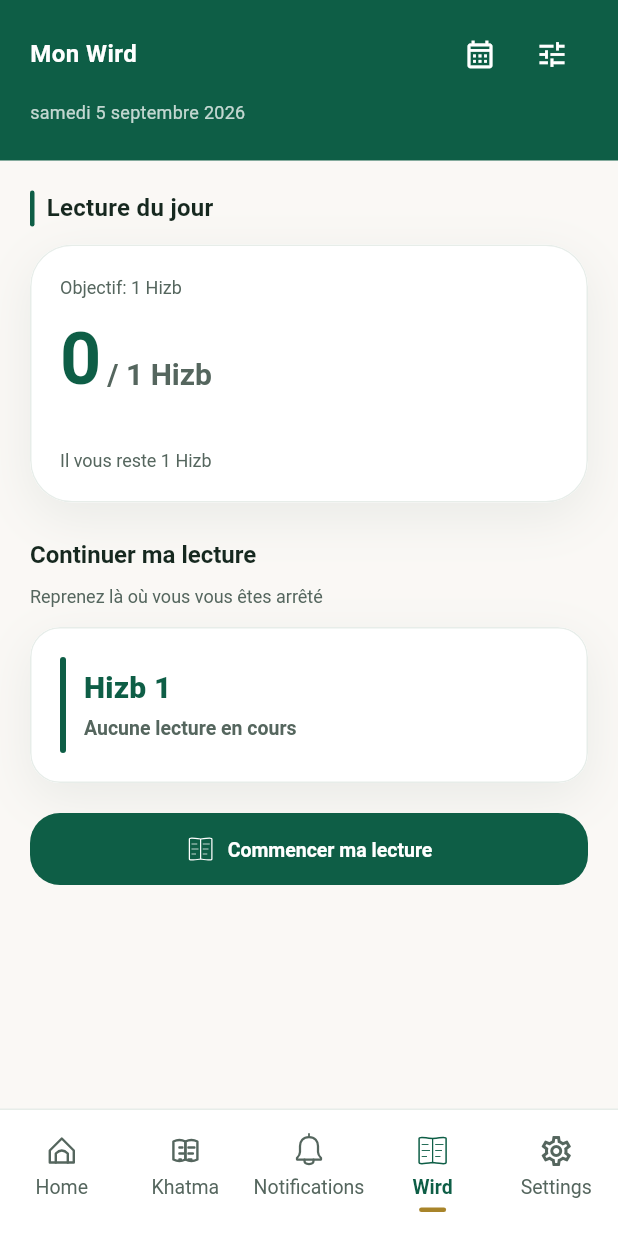
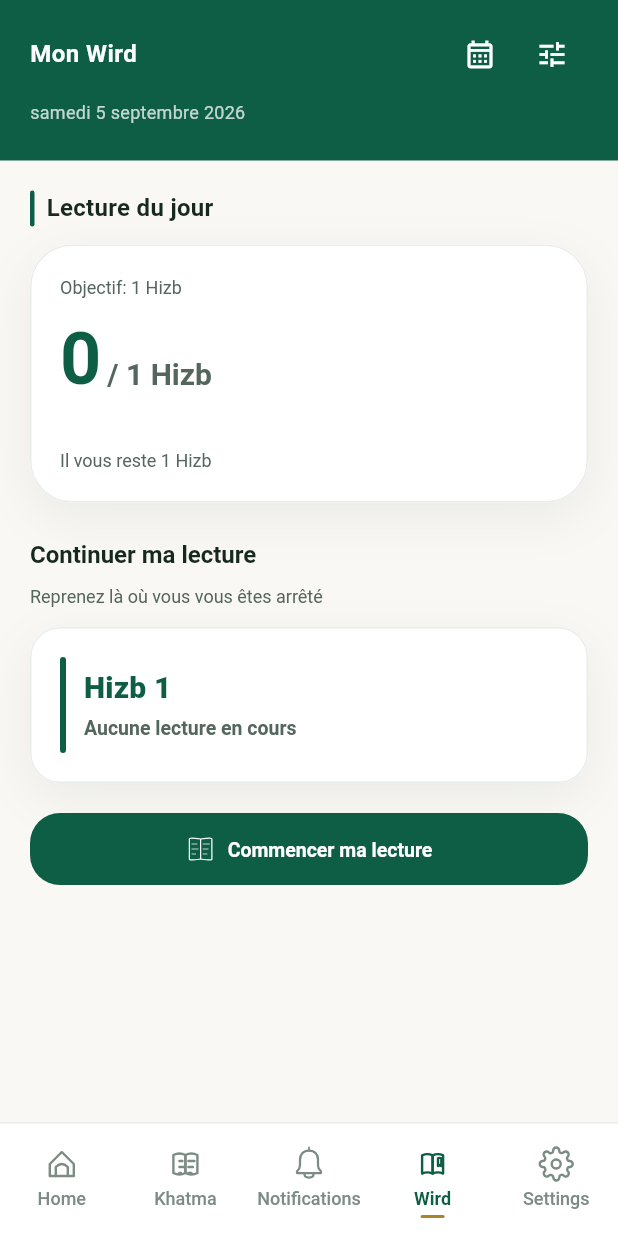
Before and after one commit to kanis92/anis-khatamat, a Flutter app: the WirdScreen screen opened by its route, on a phone screen of 412 x 824 dp. Run offline on Flutter 3.47's test engine with Material 3 defaults, Android fonts, the phone set to English and light mode, and no system bars; our stand-ins replace adhan, bloc, cloud_firestore, connectivity_plus, equatable, firebase_auth and 12 more; missing offline and left inert: dart:js_interop, hijri_date_time; accounts and stored records are empty; Roboto replaces fonts that are missing (Cairo).

Commit message:
feat: refine ANIS navigation and iconography
Co-authored-by: Cursor <cursoragent@cursor.com>

```diff
--- a/lib/app/router.dart
+++ b/lib/app/router.dart
@@ -309,11 +309,8 @@ class _MainShell extends StatelessWidget {
     AnisNavigationItem(label: l10n.home, icon: AnisIconType.home),
     AnisNavigationItem(label: l10n.khatma, icon: AnisIconType.khatma),
     AnisNavigationItem(label: l10n.notifications, icon: AnisIconType.bell),
-    AnisNavigationItem(label: l10n.wird, icon: AnisIconType.bookOpen),
-    AnisNavigationItem(
-      label: l10n.settings,
-      materialIcon: Icons.settings_outlined,
-    ),
+    AnisNavigationItem(label: l10n.wird, icon: AnisIconType.wird),
+    AnisNavigationItem(label: l10n.settings, icon: AnisIconType.settings),
   ];
 
   int _calculateSelectedIndex(String location) {
--- a/lib/core/widgets/anis_icon.dart
+++ b/lib/core/widgets/anis_icon.dart
@@ -12,12 +12,14 @@ enum AnisIconType {
   geometric,
   home,
   khatma,
+  wird,
   calendar,
   chart,
   training,
   bell,
   bookmark,
   user,
+  settings,
 }
 
 /// Widget affichant une icône ANIS (SVG) avec teinte couleur
@@ -42,6 +44,8 @@ class AnisIcon extends StatelessWidget {
         return 'assets/icons/icon_home.svg';
       case AnisIconType.khatma:
         return 'assets/icons/icon_khatma.svg';
+      case AnisIconType.wird:
+        return 'assets/icons/icon_wird.svg';
       case AnisIconType.calendar:
         return 'assets/icons/icon_calendar.svg';
       case AnisIconType.chart:
@@ -54,6 +58,8 @@ class AnisIcon extends StatelessWidget {
         return 'assets/icons/icon_bookmark_filled.svg';
       case AnisIconType.user:
         return 'assets/icons/icon_user_filled.svg';
+      case AnisIconType.settings:
+        return 'assets/icons/icon_settings.svg';
     }
   }
 
--- a/lib/design_system/components/anis_bottom_navigation.dart
+++ b/lib/design_system/components/anis_bottom_navigation.dart
@@ -51,11 +51,11 @@ class AnisBottomNavigation extends StatelessWidget {
         mode == AnisAccessibilityTextMode.extreme
             ? AnisSpacing.xs * 2
             : AnisSpacing.sm * 2;
-    const iconBlock = AnisIconSize.minTapTarget + AnisSpacing.xs * 3 + 3;
+    const iconBlock = AnisIconSize.lg + AnisSpacing.xs * 2 + 2;
 
     switch (mode) {
       case AnisAccessibilityTextMode.normal:
-        final labelLine = scaler.scale(13) * 1.35;
+        final labelLine = scaler.scale(11) * 1.2 * 2;
         return safeBottom +
             verticalPad +
             iconBlock +
@@ -170,7 +170,7 @@ class _AnisNavigationTab extends StatelessWidget {
   Widget build(BuildContext context) {
     final colors = context.anisColors;
     final text = context.anisText;
-    final tint = selected ? colors.actionPrimary : colors.textSecondary;
+    final tint = selected ? colors.actionPrimary : colors.textTertiary;
     final showLabel = !compactLabels;
 
     return Semantics(
@@ -186,9 +186,11 @@ class _AnisNavigationTab extends StatelessWidget {
               minHeight: AnisIconSize.minTapTarget,
             ),
             child: Padding(
-              padding: const EdgeInsetsDirectional.symmetric(
-                vertical: AnisSpacing.sm,
-                horizontal: AnisSpacing.xs,
+              padding: const EdgeInsetsDirectional.fromSTEB(
+                AnisSpacing.xxs,
+                AnisSpacing.sm,
+                AnisSpacing.xxs,
+                AnisSpacing.xs,
               ),
               child: Column(
                 mainAxisSize: MainAxisSize.min,
@@ -206,12 +208,13 @@ class _AnisNavigationTab extends StatelessWidget {
                     const SizedBox(height: AnisSpacing.xs),
                     Text(
                       item.label,
-                      style: text.label.copyWith(
+                      style: text.caption.copyWith(
                         color: tint,
                         fontWeight:
-                            selected ? FontWeight.w600 : FontWeight.w400,
+                            selected ? FontWeight.w600 : FontWeight.w500,
+                        height: 1.2,
                       ),
-                      maxLines: 1,
+                      maxLines: 2,
                       overflow: TextOverflow.ellipsis,
                       textAlign: TextAlign.center,
                     ),
@@ -221,10 +224,12 @@ class _AnisNavigationTab extends StatelessWidget {
                   AnimatedContainer(
                     duration: AnisMotion.durationOf(context, AnisMotion.fast),
                     curve: AnisMotion.enter,
-                    width: selected ? 18 : 0,
-                    height: 3,
+                    width: selected ? 16 : 0,
+                    height: 2,
                     decoration: BoxDecoration(
-                      color: colors.accentGoldStrong,
+                      color: selected
+                          ? colors.accentGoldStrong
+                          : colors.surfaceElevated,
                       borderRadius: AnisRadius.pillAll,
                     ),
                   ),
--- a/lib/design_system/components/anis_side_navigation.dart
+++ b/lib/design_system/components/anis_side_navigation.dart
@@ -94,7 +94,7 @@ class _AnisSideNavigationDestination extends StatelessWidget {
   Widget build(BuildContext context) {
     final colors = context.anisColors;
     final text = context.anisText;
-    final tint = selected ? colors.actionPrimary : colors.textSecondary;
+    final tint = selected ? colors.actionPrimary : colors.textTertiary;
     final bg = selected ? colors.actionPrimary.withValues(alpha: 0.08) : null;
 
     return Semantics(
```
Also changed, not shown: assets/icons/icon_settings.svg (added), assets/icons/icon_wird.svg (added), 1 other file.
